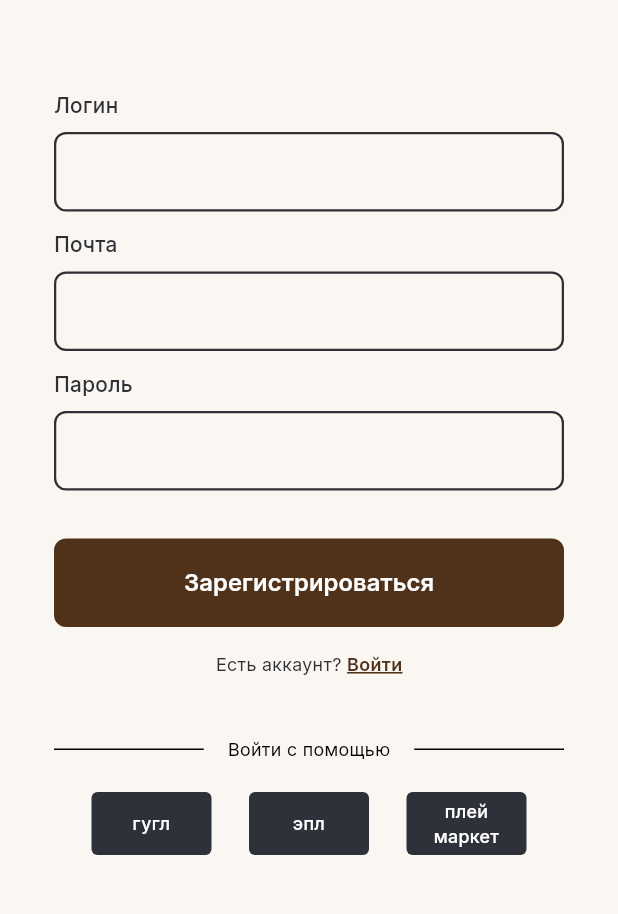
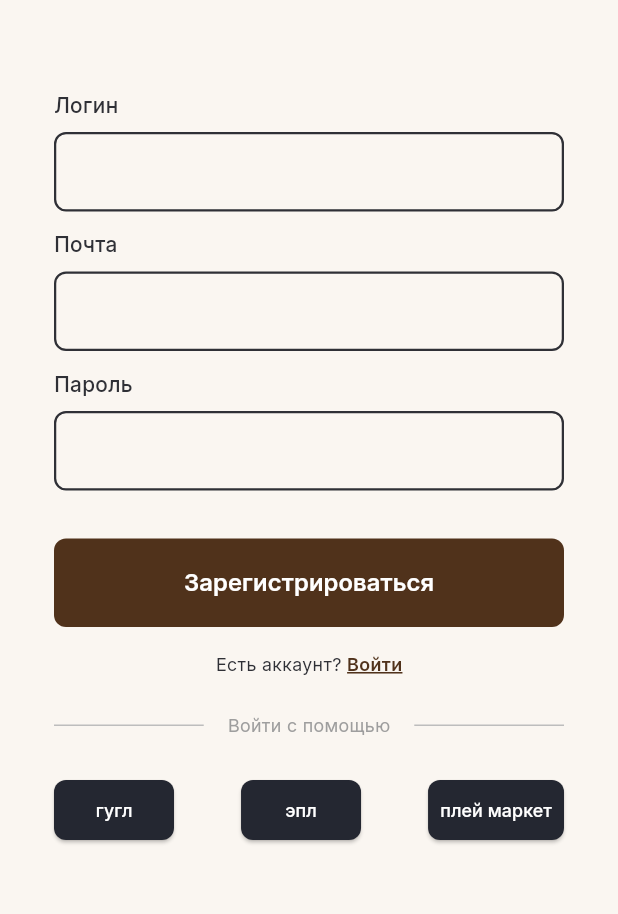
Before and after one commit to Haryabest/ARARAT, a Flutter app: the screen it shows after launch, after a tap on "Войти", after a tap on "Зарегистрироваться", on a phone screen of 412 x 824 dp, the part 171-1085 px from its top. Run offline on Flutter 3.47's test engine with Material 3 defaults, Android fonts, the light colour scheme and no system bars; our stand-ins replace cloud_firestore, firebase_auth, firebase_core, flutter_map, geocoding, geolocator and 2 more; accounts and stored records are empty.

Commit message:
регистрация + русификация ошибок файр базе

```diff
--- a/ararat/lib/main.dart
+++ b/ararat/lib/main.dart
@@ -8,13 +8,55 @@ import 'firebase_options.dart';
 import 'package:ararat/screens/product/add_product_screen.dart';
 import 'package:ararat/screens/product/product_list_screen.dart';
 
-void main() async {
+void main() {
   WidgetsFlutterBinding.ensureInitialized();
-  await Firebase.initializeApp(
-    options: DefaultFirebaseOptions.currentPlatform,
-  );
-  await FontLoader.loadFonts();
-  runApp(const MyApp());
+  runApp(const MyAppLoader());
+}
+
+class MyAppLoader extends StatelessWidget {
+  const MyAppLoader({super.key});
+
+  @override
+  Widget build(BuildContext context) {
+    return MaterialApp(
+      title: 'ARARAT',
+      theme: ThemeData(
+        colorScheme: ColorScheme.fromSeed(seedColor: const Color(0xFF50321B)),
+        useMaterial3: true,
+      ),
+      home: FutureBuilder(
+        future: _initializeApp(),
+        builder: (context, snapshot) {
+          if (snapshot.connectionState == ConnectionState.done) {
+            return const MyApp();
+          }
+
+          // Пока идет загрузка, показываем индикатор
+          return const Scaffold(
+            backgroundColor: Color(0xFFFAF6F1),
+            body: Center(
+              child: CircularProgressIndicator(
+                color: Color(0xFF50321B),
+              ),
+            ),
+          );
+        },
+      ),
+      debugShowCheckedModeBanner: false,
+    );
+  }
+
+  Future<void> _initializeApp() async {
+    try {
+      await Firebase.initializeApp(
+        options: DefaultFirebaseOptions.currentPlatform,
+      );
+      await FontLoader.loadFonts();
+    } catch (e) {
+      print('Ошибка инициализации: $e');
+      // Продолжаем выполнение даже при ошибке Firebase
+    }
+  }
 }
 
 class MyApp extends StatelessWidget {
@@ -46,10 +88,10 @@ class MyApp extends StatelessWidget {
           labelSmall: TextStyle(fontFamily: 'Inter'),
         ),
       ),
-      initialRoute: '/registration',
+      initialRoute: '/login',
       routes: {
+        '/login': (context) => const LoginScreen(),
         '/registration': (context) => const RegistrationScreen(),
-        '/login': (context) => const LoginScreen(),
         '/main': (context) => const MainScreen(),
         '/add_product': (context) => const AddProductScreen(),
         '/product_list': (context) => const ProductListScreen(),
--- a/ararat/lib/screens/login/login_screen.dart
+++ b/ararat/lib/screens/login/login_screen.dart
@@ -1,5 +1,9 @@
 import 'package:flutter/material.dart';
+import 'package:firebase_auth/firebase_auth.dart';
+import 'package:ararat/services/auth_service.dart';
+import 'package:ararat/screens/main/main_screen.dart';
 import 'package:ararat/core/theme/app_typography.dart';
+import 'package:ararat/screens/registration/registration_screen.dart';
 import 'package:ararat/widgets/custom_form_field.dart';
 
 class LoginScreen extends StatefulWidget {
@@ -14,11 +18,74 @@ class _LoginScreenState extends State<LoginScreen> {
   final _emailController = TextEditingController();
   final _passwordController = TextEditingController();
 
+  bool _isLoading = false;
+  String _errorMessage = '';
+
+  final _authService = AuthService();
+
   @override
   void dispose() {
     _emailController.dispose();
     _passwordController.dispose();
     super.dispose();
+  }
+
+  void _resetError() {
+    setState(() {
+      _errorMessage = '';
+    });
+  }
+
+  Future<void> _login() async {
+    _resetError();
+
+    if (_formKey.currentState!.validate()) {
+      setState(() {
+        _isLoading = true;
+      });
+
+      try {
+        final email = _emailController.text.trim();
+        final password = _passwordController.text.trim();
+
+        // Вход с email и паролем
+        await _authService.signInWithEmailAndPassword(email, password);
+
+        if (mounted) {
+          // Переход на главный экран
+          Navigator.pushReplacementNamed(context, '/main');
+        }
+      } on FirebaseAuthException catch (e) {
+        String message;
+
+        switch (e.code) {
+          case 'user-not-found':
+            message = 'Пользователь с таким email не найден';
+            break;
+          case 'wrong-password':
+            message = 'Неверный пароль';
+            break;
+          case 'invalid-email':
+            message = 'Некорректный email';
+            break;
+          case 'user-disabled':
+            message = 'Аккаунт заблокирован';
+            break;
+          default:
+            message = 'Ошибка входа: ${e.message}';
+        }
+
+        setState(() {
+          _errorMessage = message;
+          _isLoading = false;
+        });
+      } catch (e) {
+        setState(() {
+          _errorMessage = 'Ошибка: $e';
+          _isLoading = false;
+        });
+      }
+    }
   }
 
   @override
@@ -30,12 +97,15 @@ class _LoginScreenState extends State<LoginScreen> {
     return Scaffold(
       backgroundColor: backgroundColor,
       body: SafeArea(
+        child: SingleChildScrollView(
           child: Padding(
             padding: const EdgeInsets.symmetric(horizontal: 36.0),
+            child: Form(
+              key: _formKey,
               child: Column(
                 crossAxisAlignment: CrossAxisAlignment.stretch,
                 children: [
-              const SizedBox(height: 120),
+                  const SizedBox(height: 80),
                   const Text(
                     'ЛОГО ARARAT',
                     style: TextStyle(
@@ -47,19 +117,20 @@ class _LoginScreenState extends State<LoginScreen> {
                     ),
                     textAlign: TextAlign.center,
                   ),
-              const SizedBox(height: 80),
+                  const SizedBox(height: 60),
 
-              // Логин/Почта поле
+                  // Email поле
                   CustomFormField(
                     controller: _emailController,
-                label: 'Логин/Почта',
+                    label: 'Email',
                     isAuthScreen: true,
+                    keyboardType: TextInputType.emailAddress,
                     validator: (value) {
                       if (value == null || value.isEmpty) {
                         return 'Обязательное поле';
                       }
-                  if (RegExp(r'[а-яА-ЯёЁ]').hasMatch(value)) {
-                    return 'Русские символы не разрешены';
+                      if (!RegExp(r'^[\w-\.]+@([\w-]+\.)+[\w-]{2,4}$').hasMatch(value)) {
+                        return 'Пожалуйста, введите корректный email';
                       }
                       return null;
                     },
@@ -76,41 +147,30 @@ class _LoginScreenState extends State<LoginScreen> {
                       if (value == null || value.isEmpty) {
                         return 'Обязательное поле';
                       }
-                  if (RegExp(r'[а-яА-ЯёЁ]').hasMatch(value)) {
-                    return 'Русские символы не разрешены';
-                  }
                       return null;
                     },
                   ),
+                  const SizedBox(height: 12),
 
-              // Забыли пароль (с отступом вниз)
-              const SizedBox(height: 8),
-              Align(
-                alignment: Alignment.centerLeft,
-                child: GestureDetector(
-                  onTap: () {
-                    // Обработка нажатия "Забыли пароль?"
-                  },
-                  behavior: HitTestBehavior.opaque,
-                  child: const Padding(
-                    padding: EdgeInsets.symmetric(vertical: 4.0),
+                  // Сообщение об ошибке
+                  if (_errorMessage.isNotEmpty)
+                    Padding(
+                      padding: const EdgeInsets.only(bottom: 12),
                       child: Text(
-                      'Забыли пароль?',
-                      style: AppTypography.forgotPassword,
+                        _errorMessage,
+                        style: const TextStyle(
+                          color: Colors.red,
+                          fontSize: 14,
+                        ),
+                        textAlign: TextAlign.center,
                       ),
                     ),
-                ),
-              ),
-              const SizedBox(height: 16),
+
+                  const SizedBox(height: 20),
 
                   // Кнопка Войти
                   ElevatedButton(
-                onPressed: () {
-                  if (_formKey.currentState?.validate() ?? false) {
-                    // Переход на главный экран после успешной авторизации
-                    Navigator.pushReplacementNamed(context, '/main');
-                  }
-                },
+                    onPressed: _isLoading ? null : _login,
                     style: ElevatedButton.styleFrom(
                       backgroundColor: buttonColor,
                       foregroundColor: Colors.white,
@@ -121,7 +181,16 @@ class _LoginScreenState extends State<LoginScreen> {
                       elevation: 0,
                       minimumSize: const Size(double.infinity, 54),
                     ),
-                child: const Text(
+                    child: _isLoading
+                        ? const SizedBox(
+                            height: 20,
+                            width: 20,
+                            child: CircularProgressIndicator(
+                              color: Colors.white,
+                              strokeWidth: 2,
+                            ),
+                          )
+                        : const Text(
                             'Войти',
                             style: TextStyle(
                               fontFamily: 'Inter',
@@ -132,7 +201,7 @@ class _LoginScreenState extends State<LoginScreen> {
                           ),
                   ),
 
-              // Нет аккаунта
+                  // Нет аккаунта? Зарегистрироваться
                   const SizedBox(height: 16),
                   Row(
                     mainAxisAlignment: MainAxisAlignment.center,
@@ -143,7 +212,10 @@ class _LoginScreenState extends State<LoginScreen> {
                       ),
                       GestureDetector(
                         onTap: () {
-                      Navigator.pushReplacementNamed(context, '/registration');
+                          Navigator.push(
+                            context,
+                            MaterialPageRoute(builder: (context) => const RegistrationScreen()),
+                          );
                         },
                         child: const Text(
                           'Зарегистрироваться',
@@ -159,72 +231,12 @@ class _LoginScreenState extends State<LoginScreen> {
                       ),
                     ],
                   ),
-
-              // Разделитель
-              const SizedBox(height: 40),
-              const Row(
-                children: [
-                  Expanded(
-                    child: Divider(
-                      color: Color(0xFF000000),
-                      thickness: 1,
+                ],
               ),
             ),
-                  Padding(
-                    padding: EdgeInsets.symmetric(horizontal: 16),
-                    child: Text(
-                      'Войти с помощью',
-                      style: TextStyle(
-                        fontFamily: 'Inter',
-                        fontSize: 12,
-                        fontWeight: FontWeight.w400,
-                        color: Color(0xFF000000),
-                      ),
-                    ),
-                  ),
-                  Expanded(
-                    child: Divider(
-                      color: Color(0xFF000000),
-                      thickness: 1,
-                    ),
-                  ),
-                ],
-              ),
-
-              // Социальные кнопки
-              const SizedBox(height: 20),
-              Row(
-                mainAxisAlignment: MainAxisAlignment.spaceEvenly,
-                children: [
-                  _socialButton('гугл', const Color(0xFF2E3139)),
-                  _socialButton('эпл', const Color(0xFF2E3139)),
-                  _socialButton('плей\nмаркет', const Color(0xFF2E3139)),
-                ],
-              ),
-            ],
           ),
         ),
       ),
     );
   }
-
-  Widget _socialButton(String text, Color color) {
-    return Container(
-      height: 42,
-      width: 80,
-      decoration: BoxDecoration(
-        color: color,
-        borderRadius: BorderRadius.circular(4),
-      ),
-      child: Center(
-        child: Text(
-          text,
-          style: AppTypography.smallText.copyWith(
-            color: Colors.white,
-          ),
-          textAlign: TextAlign.center,
-        ),
-      ),
-    );
 }
-}
--- a/ararat/lib/screens/main/tabs/other_profile_tabs/delivery_addresses_tab.dart
+++ b/ararat/lib/screens/main/tabs/other_profile_tabs/delivery_addresses_tab.dart
@@ -16,7 +16,7 @@ class DeliveryAddressesTab extends StatefulWidget {
 
 class _DeliveryAddressesTabState extends State<DeliveryAddressesTab> {
   final List<Address> _addresses = [];
-  MapController _mapController = MapController();
+  final MapController _mapController = MapController();
   Position? _currentPosition;
   LatLng? _selectedLocation;
   String _selectedAddress = '';
--- a/ararat/lib/screens/registration/registration_screen.dart
+++ b/ararat/lib/screens/registration/registration_screen.dart
@@ -1,6 +1,10 @@
 import 'package:flutter/material.dart';
 import 'package:ararat/core/theme/app_typography.dart';
 import 'package:ararat/widgets/custom_form_field.dart';
+import 'package:firebase_auth/firebase_auth.dart';
+import 'package:ararat/utils/firebase_error_translator.dart';
+import 'package:ararat/services/auth_service.dart';
+import 'package:ararat/screens/main/main_screen.dart';
 
 class RegistrationScreen extends StatefulWidget {
   const RegistrationScreen({super.key});
@@ -15,12 +19,58 @@ class _RegistrationScreenState extends State<RegistrationScreen> {
   final _emailController = TextEditingController();
   final _passwordController = TextEditingController();
 
+  bool _isLoading = false;
+  bool _isGoogleLoading = false;
+  bool _isYandexLoading = false;
+  String? _errorMessage;
+
+  final _authService = AuthService();
+
   @override
   void dispose() {
     _loginController.dispose();
     _emailController.dispose();
     _passwordController.dispose();
     super.dispose();
+  }
+
+  Future<void> _register() async {
+    if (_formKey.currentState!.validate()) {
+      setState(() {
+        _isLoading = true;
+        _errorMessage = null;
+      });
+
+      try {
+        // Создаем пользователя в Firebase
+        final userCredential = await _authService.registerWithEmailAndPassword(
+          _emailController.text,
+          _passwordController.text,
+        );
+
+        // Добавляем отображаемое имя (логин)
+        await _authService.updateDisplayName(_loginController.text);
+
+        // Переход на главный экран после успешной регистрации
+        if (mounted) {
+          Navigator.pushReplacementNamed(context, '/main');
+        }
+      } on FirebaseAuthException catch (e) {
+        setState(() {
+          _errorMessage = FirebaseErrorTranslator.getErrorMessage(e);
+        });
+      } catch (e) {
+        setState(() {
+          _errorMessage = FirebaseErrorTranslator.getGeneralErrorMessage(e);
+        });
+      } finally {
+        if (mounted) {
+          setState(() {
+            _isLoading = false;
+          });
+        }
+      }
+    }
   }
 
   @override
@@ -64,7 +114,7 @@ class _RegistrationScreenState extends State<RegistrationScreen> {
                         return 'Обязательное поле';
                       }
                       if (RegExp(r'[а-яА-ЯёЁ]').hasMatch(value)) {
-                        return 'Русские символы не разрешены';
+                        return 'Используйте латинские буквы';
                       }
                       return null;
                     },
@@ -110,16 +160,27 @@ class _RegistrationScreenState extends State<RegistrationScreen> {
                       return null;
                     },
                   ),
-                  const SizedBox(height: 32),
+                  const SizedBox(height: 12),
+
+                  // Сообщение об ошибке
+                  if (_errorMessage != null)
+                    Padding(
+                      padding: const EdgeInsets.only(bottom: 12),
+                      child: Text(
+                        _errorMessage!,
+                        style: const TextStyle(
+                          color: Colors.red,
+                          fontSize: 14,
+                        ),
+                        textAlign: TextAlign.center,
+                      ),
+                    ),
+
+                  const SizedBox(height: 20),
 
                   // Кнопка Зарегистрироваться
                   ElevatedButton(
-                    onPressed: () {
-                      if (_formKey.currentState!.validate()) {
-                        // Переход на главный экран после успешной регистрации
-                        Navigator.pushReplacementNamed(context, '/main');
-                      }
-                    },
+                    onPressed: _isLoading ? null : _register,
                     style: ElevatedButton.styleFrom(
                       backgroundColor: buttonColor,
                       foregroundColor: Colors.white,
@@ -130,7 +191,16 @@ class _RegistrationScreenState extends State<RegistrationScreen> {
                       elevation: 0,
                       minimumSize: const Size(double.infinity, 54),
                     ),
-                    child: const Text(
+                    child: _isLoading
+                        ? const SizedBox(
+                            height: 20,
+                            width: 20,
+                            child: CircularProgressIndicator(
+                              color: Colors.white,
+                              strokeWidth: 2,
+                            ),
+                          )
+                        : const Text(
                             'Зарегистрироваться',
                             style: TextStyle(
                               fontFamily: 'Inter',
@@ -152,7 +222,7 @@ class _RegistrationScreenState extends State<RegistrationScreen> {
                       ),
                       GestureDetector(
                         onTap: () {
-                          Navigator.pushReplacementNamed(context, '/login');
+                          Navigator.pop(context);
                         },
                         child: const Text(
                           'Войти',
@@ -170,12 +240,12 @@ class _RegistrationScreenState extends State<RegistrationScreen> {
                   ),
 
                   // Разделитель
-                  const SizedBox(height: 40),
-                  const Row(
-                    children: [
+                  const SizedBox(height: 24),
+                  Row(
+                    children: const [
                       Expanded(
                         child: Divider(
-                          color: Color(0xFF000000),
+                          color: Color(0xFFBDBDBD),
                           thickness: 1,
                         ),
                       ),
@@ -186,14 +256,13 @@ class _RegistrationScreenState extends State<RegistrationScreen> {
                           style: TextStyle(
                             fontFamily: 'Inter',
                             fontSize: 12,
-                            fontWeight: FontWeight.w400,
-                            color: Color(0xFF000000),
+                            color: Color(0xFF9E9E9E),
                           ),
                         ),
                       ),
                       Expanded(
                         child: Divider(
-                          color: Color(0xFF000000),
+                          color: Color(0xFFBDBDBD),
                           thickness: 1,
                         ),
                       ),
@@ -201,16 +270,37 @@ class _RegistrationScreenState extends State<RegistrationScreen> {
                   ),
 
                   // Социальные кнопки
-                  const SizedBox(height: 20),
+                  const SizedBox(height: 24),
                   Row(
-                    mainAxisAlignment: MainAxisAlignment.spaceEvenly,
+                    mainAxisAlignment: MainAxisAlignment.spaceBetween,
                     children: [
-                      _socialButton('гугл', const Color(0xFF2E3139)),
-                      _socialButton('эпл', const Color(0xFF2E3139)),
-                      _socialButton('плей\nмаркет', const Color(0xFF2E3139)),
+                      // Google
+                      _buildSocialButton(
+                        label: 'гугл',
+                        onPressed: () {
+                          // В данный момент не функционирует
+                        },
+                        isLoading: _isGoogleLoading,
+                      ),
+
+                      // Apple
+                      _buildSocialButton(
+                        label: 'эпл',
+                        onPressed: () {
+                          // В данный момент не функционирует
+                        },
+                      ),
+
+                      // Play Market
+                      _buildSocialButton(
+                        label: 'плей маркет',
+                        onPressed: () {
+                          // В данный момент не функционирует
+                        },
+                        isLoading: _isYandexLoading,
+                      ),
                     ],
                   ),
-                  const SizedBox(height: 20),
                 ],
               ),
             ),
@@ -220,25 +310,39 @@ class _RegistrationScreenState extends State<RegistrationScreen> {
     );
   }
 
-  Widget _socialButton(String text, Color color) {
-    return Container(
-      height: 42,
-      width: 80,
-      decoration: BoxDecoration(
-        color: color,
-        borderRadius: BorderRadius.circular(4),
+  Widget _buildSocialButton({
+    required String label,
+    required VoidCallback onPressed,
+    bool isLoading = false,
+  }) {
+    return ElevatedButton(
+      onPressed: isLoading ? null : onPressed,
+      style: ElevatedButton.styleFrom(
+        backgroundColor: const Color(0xFF242731),
+        foregroundColor: Colors.white,
+        shape: RoundedRectangleBorder(
+          borderRadius: BorderRadius.circular(8),
         ),
-      child: Center(
-        child: Text(
-          text,
+        minimumSize: const Size(80, 40),
+        padding: const EdgeInsets.symmetric(horizontal: 8, vertical: 10),
+      ),
+      child: isLoading
+          ? const SizedBox(
+              height: 16,
+              width: 16,
+              child: CircularProgressIndicator(
+                color: Colors.white,
+                strokeWidth: 2,
+              ),
+            )
+          : Text(
+              label,
               style: const TextStyle(
                 fontFamily: 'Inter',
                 fontSize: 12,
                 fontWeight: FontWeight.w500,
                 color: Colors.white,
               ),
-          textAlign: TextAlign.center,
-        ),
             ),
     );
   }
--- a/ararat/lib/utils/font_loader.dart
+++ b/ararat/lib/utils/font_loader.dart
@@ -2,9 +2,9 @@ import 'package:flutter/services.dart';
 
 class FontLoader {
   static Future<void> loadFonts() async {
-    await rootBundle.load('fonts/Inter_18pt-Regular.ttf');
-    await rootBundle.load('fonts/Inter_18pt-Medium.ttf');
-    await rootBundle.load('fonts/Inter_18pt-SemiBold.ttf');
-    await rootBundle.load('fonts/Inter_18pt-Bold.ttf');
+    // Не нужно вручную загружать шрифты, так как они уже объявлены в pubspec.yaml
+    // Flutter автоматически загрузит их при запуске приложения
+    // Ждем немного для инициализации
+    await Future.delayed(Duration(milliseconds: 100));
   }
 }
```
Also changed, not shown: ararat/lib/constants/colors.dart (added, +28 -0 lines), ararat/lib/screens/main_screen.dart (added, +72 -0 lines), ararat/lib/services/auth_service.dart (added, +67 -0 lines), ararat/lib/utils/firebase_error_translator.dart (added, +58 -0 lines), ararat/lib/widgets/custom_button.dart (added, +65 -0 lines), ararat/firebase.json, ararat/lib/firebase_options.dart, ararat/pubspec.lock, 135 other files. Lines whose indentation alone changed are shown as unchanged.
